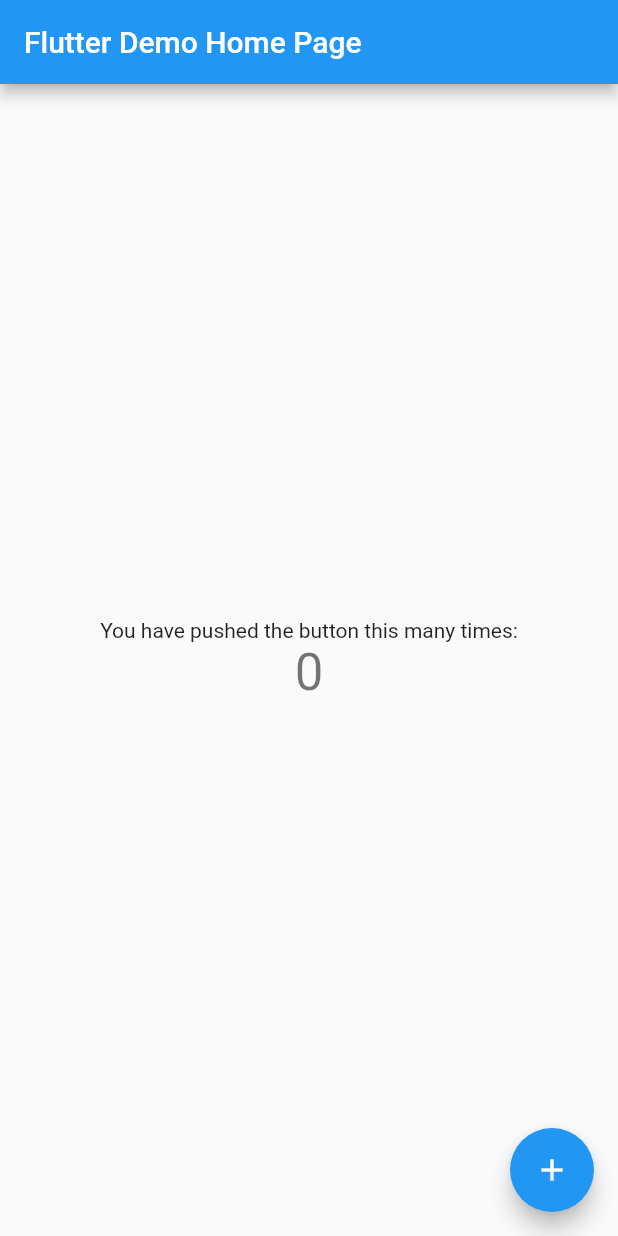
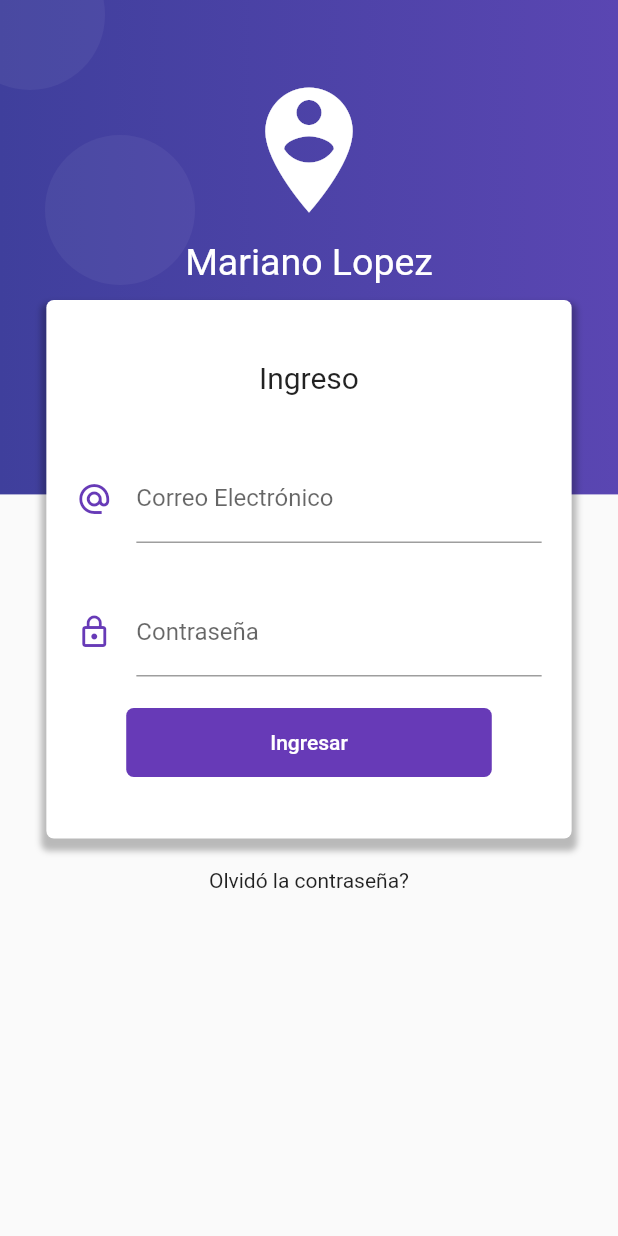
Before and after one commit to marianolop22/flutter_forms, a Flutter app: the screen it shows after launch, on a phone screen of 412 x 824 dp. Run offline on Flutter 3.47's test engine with Material 2 defaults, Android fonts, the phone set to English and light mode, and no system bars.

Commit message:
ejercicio 194

```diff
--- a/lib/main.dart
+++ b/lib/main.dart
@@ -1,111 +1,27 @@
 import 'package:flutter/material.dart';
+import 'package:flutter_forms/src/bloc/provider.dart';
+import 'package:flutter_forms/src/pages/home_page.dart';
+import 'package:flutter_forms/src/pages/login_page.dart';
 
 void main() => runApp(MyApp());
 
 class MyApp extends StatelessWidget {
-  // This widget is the root of your application.
   @override
   Widget build(BuildContext context) {
-    return MaterialApp(
-      title: 'Flutter Demo',
-      theme: ThemeData(
-        // This is the theme of your application.
-        //
-        // Try running your application with "flutter run". You'll see the
-        // application has a blue toolbar. Then, without quitting the app, try
-        // changing the primarySwatch below to Colors.green and then invoke
-        // "hot reload" (press "r" in the console where you ran "flutter run",
-        // or simply save your changes to "hot reload" in a Flutter IDE).
-        // Notice that the counter didn't reset back to zero; the application
-        // is not restarted.
-        primarySwatch: Colors.blue,
-      ),
-      home: MyHomePage(title: 'Flutter Demo Home Page'),
+
+    return Provider (
+        child: MaterialApp(
+        debugShowCheckedModeBanner: false,
+        title: 'Material App',
+        initialRoute: 'login',
+        routes: {
+          'login': (BuildContext context) => LoginPage(),
+          'home': (BuildContext context) => HomePage()
+        },
+      )
     );
+
+
+
   }
 }
-
-class MyHomePage extends StatefulWidget {
-  MyHomePage({Key key, this.title}) : super(key: key);
-
-  // This widget is the home page of your application. It is stateful, meaning
-  // that it has a State object (defined below) that contains fields that affect
-  // how it looks.
-
-  // This class is the configuration for the state. It holds the values (in this
-  // case the title) provided by the parent (in this case the App widget) and
-  // used by the build method of the State. Fields in a Widget subclass are
-  // always marked "final".
-
-  final String title;
-
-  @override
-  _MyHomePageState createState() => _MyHomePageState();
-}
-
-class _MyHomePageState extends State<MyHomePage> {
-  int _counter = 0;
-
-  void _incrementCounter() {
-    setState(() {
-      // This call to setState tells the Flutter framework that something has
-      // changed in this State, which causes it to rerun the build method below
-      // so that the display can reflect the updated values. If we changed
-      // _counter without calling setState(), then the build method would not be
-      // called again, and so nothing would appear to happen.
-      _counter++;
-    });
-  }
-
-  @override
-  Widget build(BuildContext context) {
-    // This method is rerun every time setState is called, for instance as done
-    // by the _incrementCounter method above.
-    //
-    // The Flutter framework has been optimized to make rerunning build methods
-    // fast, so that you can just rebuild anything that needs updating rather
-    // than having to individually change instances of widgets.
-    return Scaffold(
-      appBar: AppBar(
-        // Here we take the value from the MyHomePage object that was created by
-        // the App.build method, and use it to set our appbar title.
-        title: Text(widget.title),
-      ),
-      body: Center(
-        // Center is a layout widget. It takes a single child and positions it
-        // in the middle of the parent.
-        child: Column(
-          // Column is also layout widget. It takes a list of children and
-          // arranges them vertically. By default, it sizes itself to fit its
-          // children horizontally, and tries to be as tall as its parent.
-          //
-          // Invoke "debug painting" (press "p" in the console, choose the
-          // "Toggle Debug Paint" action from the Flutter Inspector in Android
-          // Studio, or the "Toggle Debug Paint" command in Visual Studio Code)
-          // to see the wireframe for each widget.
-          //
-          // Column has various properties to control how it sizes itself and
-          // how it positions its children. Here we use mainAxisAlignment to
-          // center the children vertically; the main axis here is the vertical
-          // axis because Columns are vertical (the cross axis would be
-          // horizontal).
-          mainAxisAlignment: MainAxisAlignment.center,
-          children: <Widget>[
-            Text(
-              'You have pushed the button this many times:',
-            ),
-            Text(
-              '$_counter',
-              style: Theme.of(context).textTheme.display1,
-            ),
-          ],
-        ),
-      ),
-      floatingActionButton: FloatingActionButton(
-        onPressed: _incrementCounter,
-        tooltip: 'Increment',
-        child: Icon(Icons.add),
-      ), // This trailing comma makes auto-formatting nicer for build methods.
-    );
-  }
-}
--- /dev/null
+++ b/lib/src/bloc/login_bloc.dart
@@ -0,0 +1,22 @@
+import 'dart:async';
+
+
+class LoginBloc {
+
+  final _emailController = StreamController<String>.broadcast();
+  final _passwordController = StreamController<String>.broadcast(); //el broadcast es para que varias instancias escuchen
+
+  //Recuperar los datos
+  Stream<String> get emailStream => _emailController.stream;
+  Stream<String> get passwordStream => _passwordController.stream;
+
+  //Insertar valores al Stream
+  Function(String) get changeEmail => _emailController.sink.add;
+  Function(String) get changePassword => _passwordController.sink.add;
+
+  dispose() {
+    _emailController.close();
+    _passwordController.close();
+  }
+
+}
--- /dev/null
+++ b/lib/src/bloc/provider.dart
@@ -0,0 +1,26 @@
+import 'package:flutter/material.dart';
+import 'package:flutter_forms/src/bloc/login_bloc.dart';
+
+class Provider extends InheritedWidget {
+
+  final loginBloc = LoginBloc();
+
+  Provider( { Key key, Widget child } ) //Constructor
+    : super (key: key, child: child);
+
+  @override
+  bool updateShouldNotify(InheritedWidget oldWidget) => true;
+
+  static LoginBloc of ( BuildContext context ) {
+
+    return ( context.inheritFromWidgetOfExactType( Provider ) as Provider ).loginBloc;
+
+
+  }
+
+
+
+
+
+
+}
--- /dev/null
+++ b/lib/src/pages/home_page.dart
@@ -0,0 +1,15 @@
+import 'package:flutter/material.dart';
+
+class HomePage extends StatelessWidget {
+  //const HomePage({Key key}) : super(key: key);
+
+  @override
+  Widget build(BuildContext context) {
+    return Scaffold(
+      appBar: AppBar(
+        title: Text('Home Page'),
+      ),
+
+    );
+  }
+}
--- /dev/null
+++ b/lib/src/pages/login_page.dart
@@ -0,0 +1,172 @@
+import 'package:flutter/material.dart';
+
+class LoginPage extends StatelessWidget {
+  //const HomePage({Key key}) : super(key: key);
+
+  @override
+  Widget build(BuildContext context) {
+    return Scaffold(
+      body: Stack(
+        children: <Widget>[
+          _createBackground(context),
+          _createLoginForm( context),
+        ],
+      )
+
+
+    );
+  }
+
+  Widget _createBackground(BuildContext context) {
+
+    final size = MediaQuery.of(context).size;
+
+    final violetBackground = Container(
+      height: size.height * 0.40,
+      width: double.infinity,
+      decoration: BoxDecoration(
+        gradient: LinearGradient(
+          colors: <Color> [
+            Color.fromRGBO(63, 63, 156, 1.0),
+            Color.fromRGBO(90, 70, 178, 1.0)
+          ]
+        )
+      ),
+    );
+
+    final circle = Container(
+      width: 100.0,
+      height: 100.0,
+      decoration: BoxDecoration(
+        borderRadius: BorderRadius.circular(100.0),
+        color: Color.fromRGBO(255, 255, 255, 0.05),
+      ),
+    );
+
+    return Stack(
+      children: <Widget>[
+        violetBackground,
+        Positioned(top: 90.0, left: 30.0, child: circle,),
+        Positioned(top: -40.0, left: -30.0, child: circle,),
+        Positioned(bottom: -50.0, right: -10.0, child: circle,),
+        Positioned(bottom: 120.0, right: 20.0, child: circle,),
+        Positioned(bottom: -50.0, left: -20.0, child: circle,),
+
+        Container(
+          padding: EdgeInsets.only(top: 50.0),
+          child: Column(
+            //mainAxisAlignment: ,
+            children: <Widget>[
+              Icon(Icons.person_pin_circle, color: Colors.white, size: 100,),
+              SizedBox(
+                height: 10.0,
+                width: double.infinity,
+              ),
+              Text('Mariano Lopez', style: TextStyle(color: Colors.white, fontSize: 25) )
+
+            ],
+          ),
+        )
+      ],
+    );
+
+
+
+
+  }
+
+  Widget _createLoginForm( BuildContext context) {
+
+    final size =  MediaQuery.of(context).size;
+
+    return SingleChildScrollView(
+      child: Column(
+        children: <Widget>[
+          SafeArea(
+            child: Container(
+              height: 180.0,
+            ),
+          ),
+          Container(
+            padding: EdgeInsets.symmetric(vertical: 40.0),
+            margin: EdgeInsets.symmetric(vertical: 20.0),
+            width: size.width * 0.85,
+            decoration: BoxDecoration(
+              color: Colors.white,
+              borderRadius: BorderRadius.circular(5.0),
+              boxShadow: <BoxShadow>[
+                BoxShadow(
+                  color: Colors.black26,
+                  blurRadius: 3.0,
+                  offset: Offset(0.0, 5.0),
+                  spreadRadius: 3.0
+                )
+              ]
+            ),
+            child: Column(
+              children: <Widget>[
+                Text('Ingreso', style: TextStyle(fontSize: 20.0),),
+                SizedBox( height: 40.0,),
+                _createEmail(),
+                SizedBox(height: 30.0,),
+                _createPassword(),
+                SizedBox(height: 20.0,),
+                _createButton()
+              ],
+            ),
+          ),
+          Text('Olvidó la contraseña?'),
+          SizedBox(height: 100.0,)
+        ],
+      ),
+
+    );
+  }
+
+  Widget _createEmail() {
+    return Container(
+      padding: EdgeInsets.symmetric(horizontal: 20.0),
+      child: TextField(
+        keyboardType: TextInputType.emailAddress,
+        decoration: InputDecoration(
+          icon: Icon(Icons.alternate_email, color: Colors.deepPurple,),
+          hintText: 'ejemplo@correo.com',
+          labelText: 'Correo Electrónico'
+        ),
+      ),
+    );
+  }
+
+  Widget _createPassword() {
+    return Container(
+      padding: EdgeInsets.symmetric(horizontal: 20.0),
+      child: TextField(
+        obscureText: true,
+        keyboardType: TextInputType.emailAddress,
+        decoration: InputDecoration(
+          icon: Icon(Icons.lock_outline, color: Colors.deepPurple,),
+          labelText: 'Contraseña'
+        ),
+      ),
+    );
+  }
+
+  Widget _createButton () {
+
+    return RaisedButton(
+      child: Container(
+        padding: EdgeInsets.symmetric(horizontal: 80.0, vertical: 15.0),
+        child: Text('Ingresar'),
+      ),
+      shape: RoundedRectangleBorder(
+        borderRadius: BorderRadius.circular(5.0)
+      ),
+      elevation: 0.0,
+      color: Colors.deepPurple,
+      textColor: Colors.white,
+      onPressed: (){},
+    );
+
+
+  }
+}
```
Also changed, not shown: pubspec.lock, 1 other file.
